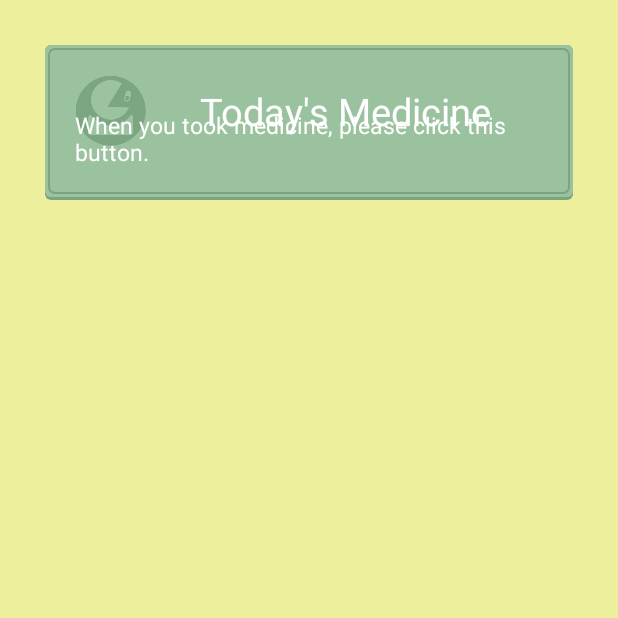
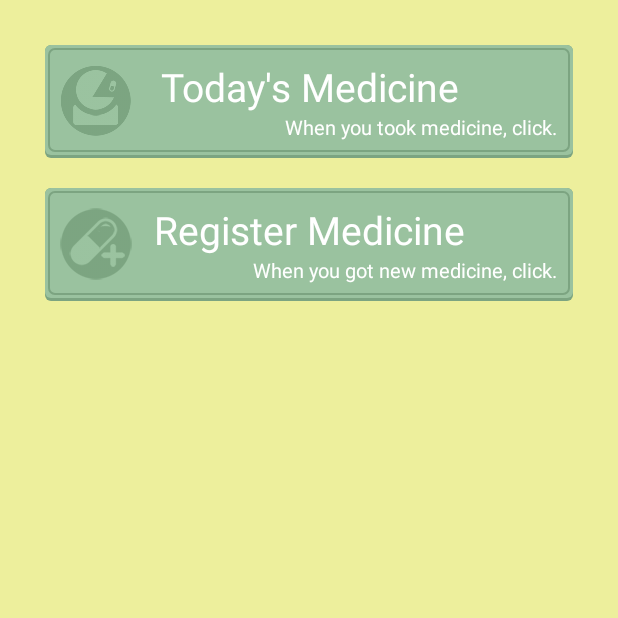
Before and after one commit to jozuko/MediCheck, an Android app: the screen it shows after launch (MenuActivity), on a phone screen of 412 x 824 dp, the top half of it. Run offline under Robolectric (Android 15) with nearby library versions, the phone set to English and light mode, and no system bars.

Commit message:
modified custom icon button position center and add register button to the menu.

```diff
--- a/app/src/main/java/com/studiojozu/medicheck/activity/uicomponent/DescriptionButtonView.java
+++ b/app/src/main/java/com/studiojozu/medicheck/activity/uicomponent/DescriptionButtonView.java
@@ -7,8 +7,9 @@ import android.support.annotation.Nullable;
 import android.util.AttributeSet;
 import android.view.LayoutInflater;
 import android.view.View;
-import android.widget.Button;
 import android.widget.FrameLayout;
+import android.widget.ImageView;
+import android.widget.LinearLayout;
 import android.widget.TextView;
 
 import com.studiojozu.medicheck.R;
@@ -87,11 +88,11 @@ public class DescriptionButtonView extends FrameLayout implements View.OnClickLi
      */
     private void setButtonText(@Nullable TypedArray typedArray) {
         String text = getString(typedArray, R.styleable.description_button_view_text);
-        getButtonInstance().setText(text);
+        getTextInstance().setText(text);
     }
 
     /**
-     * ボタン左端にアイコンを表示する
+     * 左端にアイコンを表示する
      *
      * @param typedArray layout.xmlで指定した引数
      */
@@ -99,7 +100,7 @@ public class DescriptionButtonView extends FrameLayout implements View.OnClickLi
         int drawableLeftResourceId = getReference(typedArray, R.styleable.description_button_view_drawableLeft);
         if (drawableLeftResourceId < 0) return;
 
-        getButtonInstance().setCompoundDrawablesWithIntrinsicBounds(drawableLeftResourceId, 0, 0, 0);
+        getIconInstance().setImageResource(drawableLeftResourceId);
     }
 
     /**
@@ -109,7 +110,7 @@ public class DescriptionButtonView extends FrameLayout implements View.OnClickLi
      */
     private void setDescriptionText(@Nullable TypedArray typedArray) {
         String text = getString(typedArray, R.styleable.description_button_view_description);
-        getDescriptionText().setText(text);
+        getMessageInstance().setText(text);
     }
 
     /**
@@ -123,13 +124,23 @@ public class DescriptionButtonView extends FrameLayout implements View.OnClickLi
     }
 
     /**
-     * Buttonのインスタンスを取得する
+     * 画像のインスタンスを取得する
      *
      * @return Buttonインスタンス
      */
     @NonNull
-    private Button getButtonInstance() {
-        return (Button) mDescriptionButtonView.findViewById(R.id.description_button);
+    private ImageView getIconInstance() {
+        return (ImageView) mDescriptionButtonView.findViewById(R.id.description_button_icon);
+    }
+
+    /**
+     * タイトルのインスタンスを取得する
+     *
+     * @return Buttonインスタンス
+     */
+    @NonNull
+    private TextView getTextInstance() {
+        return (TextView) mDescriptionButtonView.findViewById(R.id.description_button_text);
     }
 
     /**
@@ -138,8 +149,8 @@ public class DescriptionButtonView extends FrameLayout implements View.OnClickLi
      * @return 説明文を表示するTextView
      */
     @NonNull
-    private TextView getDescriptionText() {
-        return (TextView) mDescriptionButtonView.findViewById(R.id.description_text);
+    private TextView getMessageInstance() {
+        return (TextView) mDescriptionButtonView.findViewById(R.id.description_button_message);
     }
 
     /**
--- a/app/src/main/res/layout/description_button.xml
+++ b/app/src/main/res/layout/description_button.xml
@@ -3,20 +3,36 @@
               android:id="@+id/description_button_layout"
               android:layout_width="match_parent"
               android:layout_height="wrap_content"
-             android:background="@drawable/description_button_background">
+              android:background="@drawable/description_button_background"
+              android:orientation="horizontal">
 
-    <Button
-        android:id="@+id/description_button"
+    <ImageView
+        android:id="@+id/description_button_icon"
+        style="@style/DescriptionButtonImageStyle"
+        android:layout_width="wrap_content"
+        android:layout_height="wrap_content"/>
+
+    <LinearLayout
+        android:layout_width="match_parent"
+        android:layout_height="wrap_content"
+        android:background="@android:color/transparent"
+        android:orientation="vertical"
+        android:padding="0dp">
+
+        <TextView
+            android:id="@+id/description_button_text"
+            style="@style/DescriptionButtonTextStyle"
             android:clickable="false"
             android:focusable="false"
             android:focusableInTouchMode="false"
-        style="@style/DescriptionButtonStyle" />
+            android:text="test"/>
 
         <TextView
-        android:id="@+id/description_text"
+            android:id="@+id/description_button_message"
+            style="@style/DescriptionButtonMessageStyle"
             android:clickable="false"
             android:focusable="false"
             android:focusableInTouchMode="false"
-        style="@style/DescriptionTextStyle" />
-
+            android:text="test"/>
+    </LinearLayout>
 </FrameLayout>
--- a/app/src/main/res/layout/view_menu.xml
+++ b/app/src/main/res/layout/view_menu.xml
@@ -7,11 +7,19 @@
               android:orientation="vertical">
 
     <com.studiojozu.medicheck.activity.uicomponent.DescriptionButtonView
-        android:id="@+id/button"
+        android:id="@+id/menu_button_today_medicine"
         android:layout_width="match_parent"
         android:layout_height="wrap_content"
         custom:text="@string/button_today_medicine"
         custom:description="@string/button_description_today_medicine"
         custom:drawableLeft="@mipmap/ic_take_parson"/>
 
+    <com.studiojozu.medicheck.activity.uicomponent.DescriptionButtonView
+        android:id="@+id/menu_button_register_medicine"
+        android:layout_width="match_parent"
+        android:layout_height="wrap_content"
+        custom:text="@string/button_register_medicine"
+        custom:description="@string/button_description_register_medicine"
+        custom:drawableLeft="@mipmap/ic_register_medicine"/>
+
 </LinearLayout>
--- a/app/src/main/res/values/dimens.xml
+++ b/app/src/main/res/values/dimens.xml
@@ -7,9 +7,10 @@
     <dimen name="view_margin">10dp</dimen>
     <dimen name="button_margin">10dp</dimen>
 
-    <dimen name="button_text_size">25dp</dimen>
-    <dimen name="button_description_text_size">15dp</dimen>
+    <dimen name="button_text_size">26dp</dimen>
+    <dimen name="button_description_text_size">13dp</dimen>
     <dimen name="button_description_margin">1dp</dimen>
+    <dimen name="button_description_padding">0dp</dimen>
     <dimen name="button_padding">10dp</dimen>
     <dimen name="button_background_border">1dp</dimen>
     <dimen name="button_background_border_padding">2dp</dimen>
--- a/app/src/main/res/values/strings.xml
+++ b/app/src/main/res/values/strings.xml
@@ -25,8 +25,9 @@
     <string name="label_hours">hours</string>
 
     <string name="button_today_medicine">Today\'s Medicine</string>
-    <string name="button_description_today_medicine">When you took medicine, please click this button.</string>
-
+    <string name="button_description_today_medicine">When you took medicine, click.</string>
+    <string name="button_register_medicine">Register Medicine</string>
+    <string name="button_description_register_medicine">When you got new medicine, click.</string>
 
 
 </resources>
--- a/app/src/main/res/values/styles.xml
+++ b/app/src/main/res/values/styles.xml
@@ -22,25 +22,32 @@
         <item name="android:background">@drawable/standard_button_background</item>
     </style>
 
-    <style name="DescriptionButtonStyle" parent="android:Widget.Button">
+    <style name="DescriptionButtonImageStyle" parent="android:Widget">
+        <item name="android:layout_gravity">left|center_vertical</item>
+        <item name="android:background">@android:color/transparent</item>
+        <item name="android:padding">@dimen/button_description_padding</item>
+    </style>
+
+    <style name="DescriptionButtonTextStyle" parent="android:Widget.Button">
         <item name="android:layout_width">match_parent</item>
         <item name="android:layout_height">wrap_content</item>
         <item name="android:textColor">@color/button_text_color</item>
         <item name="android:textSize">@dimen/button_text_size</item>
-        <item name="android:gravity">center</item>
-        <item name="android:layout_marginBottom">@dimen/button_description_text_size</item>
+        <item name="android:layout_gravity">center</item>
         <item name="android:background">@android:color/transparent</item>
+        <item name="android:padding">@dimen/button_description_padding</item>
     </style>
 
-    <style name="DescriptionTextStyle" parent="android:Widget.TextView">
-        <item name="android:layout_width">wrap_content</item>
+    <style name="DescriptionButtonMessageStyle" parent="android:Widget.TextView">
+        <item name="android:layout_width">match_parent</item>
         <item name="android:layout_height">wrap_content</item>
-        <item name="android:layout_gravity">bottom|end</item>
         <item name="android:textColor">@color/button_text_color</item>
         <item name="android:textSize">@dimen/button_description_text_size</item>
+        <item name="android:gravity">right</item>
         <item name="android:layout_marginBottom">@dimen/button_description_margin</item>
         <item name="android:layout_marginRight">@dimen/button_description_margin</item>
         <item name="android:background">@android:color/transparent</item>
+        <item name="android:padding">@dimen/button_description_padding</item>
     </style>
 
     <style name="StandardEditStyle" parent="android:Widget.EditText">
```
Also changed, not shown: app/src/main/res/mipmap-hdpi/ic_register_medicine.png (added), app/src/main/res/mipmap-mdpi/ic_register_medicine.png (added), app/src/main/res/mipmap-xhdpi/ic_register_medicine.png (added), app/src/main/res/mipmap-xxhdpi/ic_register_medicine.png (added), app/src/main/res/mipmap-xxxhdpi/ic_register_medicine.png (added), 2 other files. Lines whose indentation alone changed are shown as unchanged.
